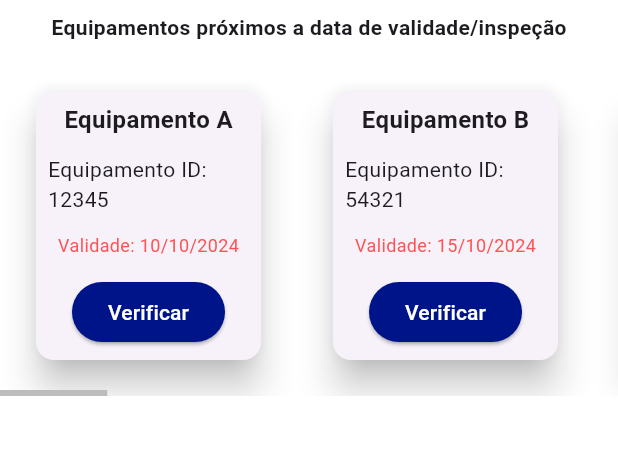
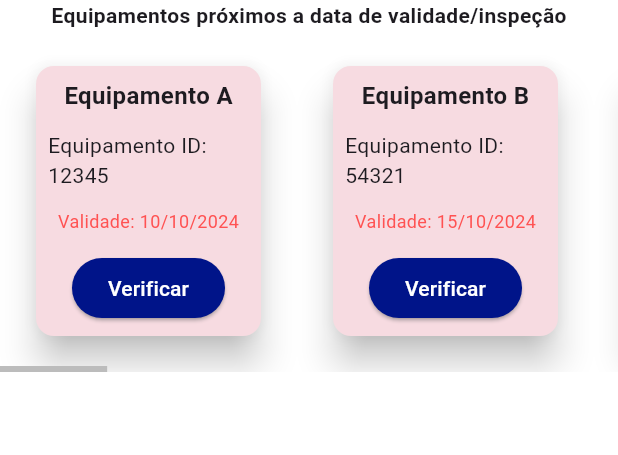
Before and after one commit to murilomolina/PI_Metro, a Flutter app: the screen it shows after launch, on a phone screen of 412 x 824 dp, the part 84-539 px from its top. Run offline on Flutter 3.47's test engine with Material 3 defaults, Android fonts, the phone set to English and light mode, and no system bars.

Commit message:
mudanças estéticas e de padrões de medidas

```diff
--- a/metro_web/lib/widgets/card_aviso.dart
+++ b/metro_web/lib/widgets/card_aviso.dart
@@ -3,6 +3,7 @@ import 'package:flutter/material.dart';
 Widget cardAviso(String titulo,String equipamentoId, String dataValidade) {
   return Card(
     elevation: 10,
+    surfaceTintColor: Colors.red,
     child: Container(
       width: 150,
       height: 180,
--- a/metro_web/lib/widgets/card_list.dart
+++ b/metro_web/lib/widgets/card_list.dart
@@ -18,12 +18,9 @@ class CardList extends StatelessWidget {
         const Row(
           mainAxisAlignment: MainAxisAlignment.center,
           children: [
-            Padding(
-              padding: EdgeInsets.all(8.0),
-              child: Text(
-                "Equipamentos próximos a data de validade/inspeção",
-                style: TextStyle(fontWeight: FontWeight.bold),
-              ),
+            Text(
+              "Equipamentos próximos a data de validade/inspeção",
+              style: TextStyle(fontWeight: FontWeight.bold),
             ),
           ],
         ),
--- a/metro_web/lib/widgets/custom_app_bar.dart
+++ b/metro_web/lib/widgets/custom_app_bar.dart
@@ -9,7 +9,7 @@ class CustomAppBar extends StatelessWidget implements PreferredSizeWidget {
       title: Row(
         children: [
           Image.asset(
-            '../assets/logo/metro_logo.png',
+            '../assets/logo/metro_logo_branca.png',
             height: 100,
           ),
           const SizedBox(width: 8), // Espaçamento entre o logo e o título
```
